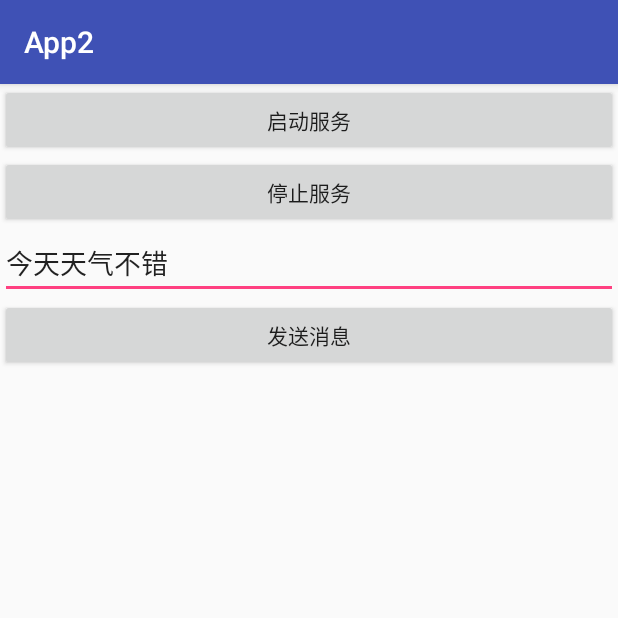
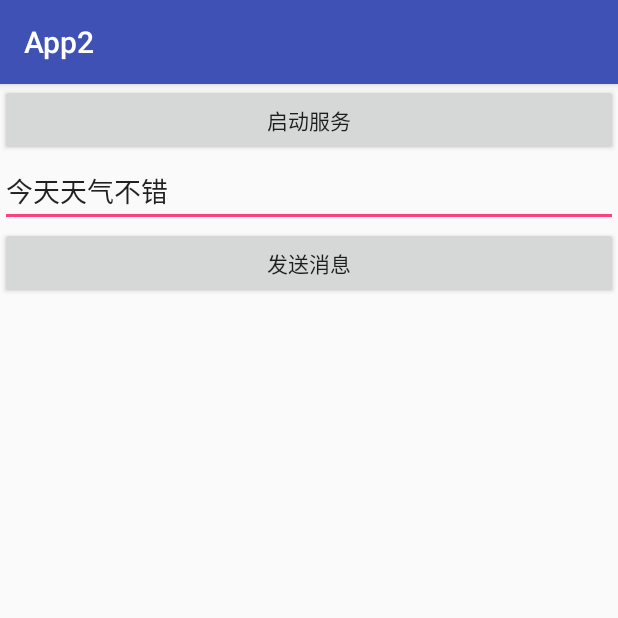
Before and after one commit to sayid0927/IflytekAiui, an Android app: the screen it shows after launch (MainActivity), on a phone screen of 412 x 824 dp, the top half of it. Run offline under Robolectric (Android 15) with nearby library versions, the phone set to English and light mode, and no system bars; our stand-ins replace EventBus; libraries missing offline, so code that uses them is left out: xiaofei.library.hermeseventbus; 2 statements that could not run were skipped.

Commit message:
添加 IPC 接口与其他进程通信

```diff
--- a/app/build.gradle
+++ b/app/build.gradle
@@ -26,7 +26,7 @@ dependencies {
     compile 'com.squareup.retrofit2:converter-gson:2.0.2'
     compile 'com.squareup.okhttp3:okhttp:3.3.0'
     compile 'com.blankj:utilcode:1.3.6'
-    compile 'xiaofei.library:hermes-eventbus:0.3.0'
+    implementation 'xiaofei.library:hermes-eventbus:0.3.0'
 
 //    implementation files('libs/Sunflower.jar')
     implementation files('libs/Msc.jar')
--- a/app/src/main/java/com/zhengpu/iflytekaiui/base/AppController.java
+++ b/app/src/main/java/com/zhengpu/iflytekaiui/base/AppController.java
@@ -20,6 +20,10 @@ public class AppController {
 
     public  static  final  String LAUNCHER_TEXT="launcher_text";
     public  static  final  String SHOWLOWVOICE_TEXT="showLowVoice_text";
+    public  static  final  String WAKEUP_TEXT="wakeup_text";
+    public  static  final  String SPEECH_START="speech_start";
+    public  static  final  String SPEECH_OVER="speech_over";
+
 
     public static final String BAIKE = "baike";  //互动百科词条查询。
     public static final String CALC = "calc";
--- a/app/src/main/res/values/strings.xml
+++ b/app/src/main/res/values/strings.xml
@@ -2,9 +2,12 @@
     <string name="app_name">IflytekAiui</string>
     <string name="accessibility_service_description">该服务用于帮助用户去自动触发应用事件</string>
     <string name="launcher_text">今天天气不错,您有什么吩咐的吗?</string>
-    <string name="showLowVoice_text">如果你不说话,我要休息了...</string>
+    <string name="showLowVoice_text">您好像没有说话呢...</string>
     <string name="r4_text">不好意思，我好像没听懂</string>
     <string name="error_network_text">不好意思，网络错误</string>
+    <string name="wakeup_text">我在的   主人</string>
+
+
 
 
 
--- a/app2/build.gradle
+++ b/app2/build.gradle
@@ -28,6 +28,6 @@ dependencies {
     testImplementation 'junit:junit:4.12'
     androidTestImplementation 'com.android.support.test:runner:1.0.1'
     androidTestImplementation 'com.android.support.test.espresso:espresso-core:3.0.1'
-    compile 'xiaofei.library:hermes-eventbus:0.3.0'
+    implementation 'xiaofei.library:hermes-eventbus:0.3.0'
 
 }
--- a/app2/src/main/java/com/zhengpu/app2/MainActivity.java
+++ b/app2/src/main/java/com/zhengpu/app2/MainActivity.java
@@ -7,6 +7,7 @@ import android.content.ServiceConnection;
 import android.os.Bundle;
 import android.os.IBinder;
 import android.support.v7.app.AppCompatActivity;
+import android.text.method.ScrollingMovementMethod;
 import android.util.Log;
 import android.view.View;
 import android.widget.Button;
@@ -24,7 +25,7 @@ import xiaofei.library.hermeseventbus.HermesEventBus;
 public class MainActivity extends AppCompatActivity implements View.OnClickListener {
 
     private Intent intent;
-    private Button start, stop , sendMessage;
+    private Button start, sendMessage;
     private TextView textView;
     private EditText editText;
 
@@ -33,20 +34,23 @@ public class MainActivity extends AppCompatActivity implements View.OnClickListe
         super.onCreate(savedInstanceState);
         setContentView(R.layout.activity_main);
         start = (Button) this.findViewById(R.id.start);
-        stop = (Button) this.findViewById(R.id.stop);
-        sendMessage = (Button)this.findViewById(R.id.butn_sendMessage);
-        textView= (TextView)this.findViewById(R.id.text);
-        editText = (EditText )this.findViewById(R.id.edit_sendMessage);
+        sendMessage = (Button) this.findViewById(R.id.butn_sendMessage);
+        textView = (TextView) this.findViewById(R.id.text);
+        editText = (EditText) this.findViewById(R.id.edit_sendMessage);
         start.setOnClickListener(this);
-        stop.setOnClickListener(this);
         sendMessage.setOnClickListener(this);
         HermesEventBus.getDefault().register(this);
+
+        Bundle args = new Bundle();
+        intent = new Intent("com.zhengpu.iflytekaiui.service.SpeechRecognizerService");
+        intent.putExtras(args);
+        textView.setMovementMethod(ScrollingMovementMethod.getInstance());
 
     }
 
     @Subscribe(threadMode = ThreadMode.MAIN)
     public void getMainAppEvent(SendMessage message) {
-        textView.setText( "service ===  " + message.getService() +"\n"+"message ===  "+message.getMessage() );
+        textView.setText(textView.getText() + "\n"+ "service ===  " + message.getService() + "\n" + "message ===  " + message.getMessage());
     }
 
 
@@ -54,19 +58,11 @@ public class MainActivity extends AppCompatActivity implements View.OnClickListe
     public void onClick(View v) {
         switch (v.getId()) {
             case R.id.start:
-
-                Bundle args = new Bundle();
-                Intent intent = new Intent("com.zhengpu.iflytekaiui.service.SpeechRecognizerService");
-                intent.putExtras(args);
-//                intent.setPackage(this.getPackageName());
                 bindService(intent, mConnection, Context.BIND_AUTO_CREATE);
                 break;
-            case R.id.stop:
-//                stopService(intent);
 
-                break;
-            case  R.id.butn_sendMessage:
-               String message =  editText.getText().toString().trim();
+            case R.id.butn_sendMessage:
+                String message = editText.getText().toString().trim();
                 RequestMessage requestMessage = new RequestMessage();
                 requestMessage.setMessage(message);
                 requestMessage.setService("AAAAA");
--- a/app2/src/main/res/layout/activity_main.xml
+++ b/app2/src/main/res/layout/activity_main.xml
@@ -17,12 +17,6 @@
             android:layout_height="wrap_content"
             android:text="启动服务" />
 
-        <Button
-            android:id="@+id/stop"
-            android:layout_width="match_parent"
-            android:layout_height="wrap_content"
-            android:text="停止服务" />
-
         <EditText
             android:text="今天天气不错"
             android:id="@+id/edit_sendMessage"
@@ -38,6 +32,8 @@
         <TextView
             android:id="@+id/text"
             android:text=""
+            android:scrollbars="vertical"
+            android:fadeScrollbars="false"
             android:layout_width="match_parent"
             android:layout_height="wrap_content" />
     </LinearLayout>
```
Also changed, not shown: app/src/main/java/com/zhengpu/iflytekaiui/iflytekaction/R4Action.java (added, +29 -0 lines), app/src/main/java/com/zhengpu/iflytekaiui/iflytekutils/VoiceToWords.java (+10 -27 lines), app/src/main/java/com/zhengpu/iflytekaiui/service/SpeechRecognizerService.java (+46 -22 lines), 1 other file.
